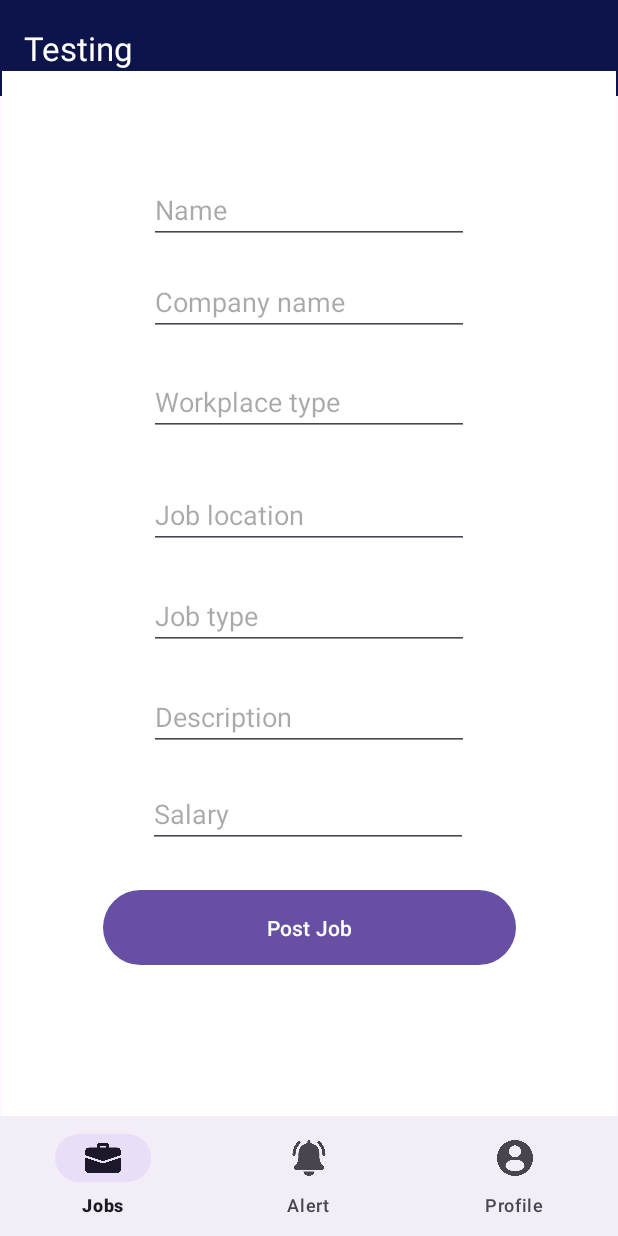
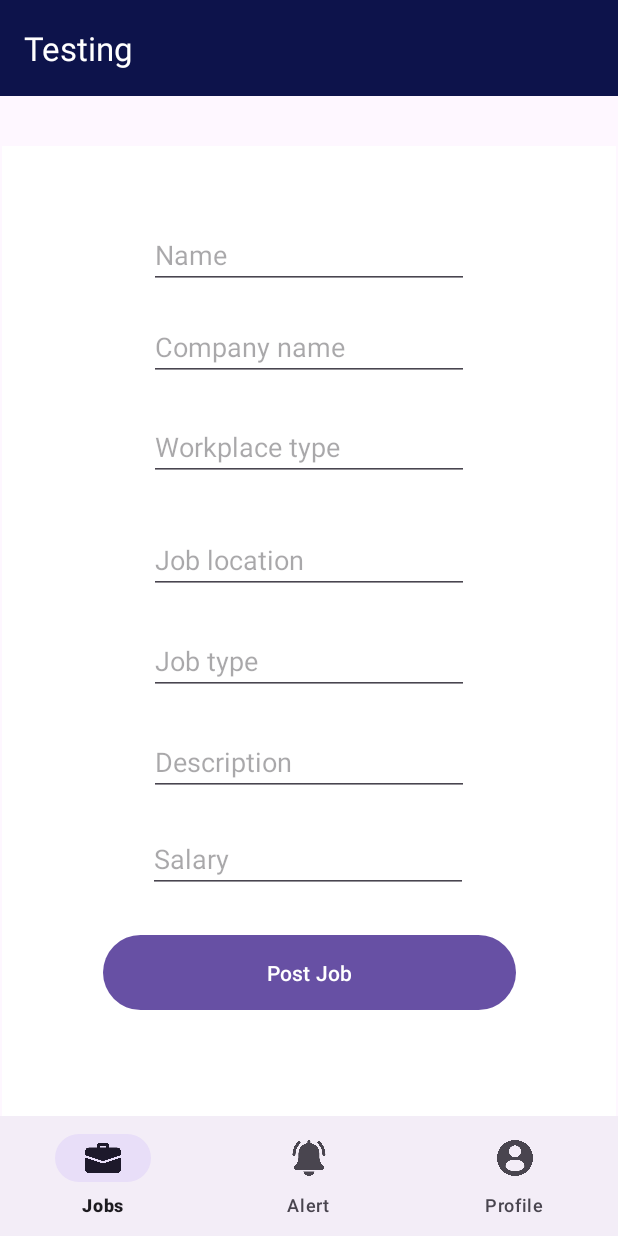
Before and after one commit to alanlowwh/JobRecruitV1, an Android app: the AddJobFragment screen opened through its navigation route, on a phone screen of 412 x 824 dp. Run offline under Robolectric (Android 15) with nearby library versions, the phone set to English and light mode, and no system bars; our stand-ins replace navigation-ui.

Commit message:
update button location

```diff
--- a/app/src/main/java/com/example/jobrecruitv1/fragments/add/AddJobFragment.kt
+++ b/app/src/main/java/com/example/jobrecruitv1/fragments/add/AddJobFragment.kt
@@ -5,7 +5,9 @@ import androidx.fragment.app.Fragment
 import android.view.LayoutInflater
 import android.view.View
 import android.view.ViewGroup
+import androidx.navigation.fragment.findNavController
 import com.example.jobrecruitv1.R
+import com.google.android.material.floatingactionbutton.FloatingActionButton
 
 
 class AddJobFragment : Fragment() {
@@ -16,7 +18,13 @@ class AddJobFragment : Fragment() {
         savedInstanceState: Bundle?
     ): View? {
         // Inflate the layout for this fragment
-        return inflater.inflate(R.layout.fragment_add_job, container, false)
+        // Inflate the layout for this fragment
+        val view = inflater.inflate(R.layout.fragment_add_job, container, false)
+
+
+
+
+        return view
     }
 
 }
--- a/app/src/main/res/layout/fragment_add_job.xml
+++ b/app/src/main/res/layout/fragment_add_job.xml
@@ -2,6 +2,7 @@
 <androidx.constraintlayout.widget.ConstraintLayout xmlns:android="http://schemas.android.com/apk/res/android"
     xmlns:app="http://schemas.android.com/apk/res-auto"
     xmlns:tools="http://schemas.android.com/tools"
+    android:layout_marginTop="50dp"
     android:layout_width="match_parent"
     android:layout_height="match_parent"
     android:background="@color/white"
@@ -11,7 +12,7 @@
         android:id="@+id/jobTitle_editText"
         android:layout_width="wrap_content"
         android:layout_height="wrap_content"
-        android:layout_marginTop="70dp"
+        android:layout_marginTop="50dp"
         android:ems="10"
         android:hint="Name"
         android:inputType="text"
--- a/app/src/main/res/layout/fragment_list_job.xml
+++ b/app/src/main/res/layout/fragment_list_job.xml
@@ -20,11 +20,10 @@
     <com.google.android.material.floatingactionbutton.FloatingActionButton
         android:id="@+id/floatingActionButton"
         android:contentDescription="Add New Job"
-
         android:layout_width="wrap_content"
         android:layout_height="wrap_content"
         android:layout_marginEnd="24dp"
-        android:layout_marginBottom="24dp"
+        android:layout_marginBottom="100dp"
 
         android:clickable="true"
         android:focusable="true"
--- a/build.gradle.kts
+++ b/build.gradle.kts
@@ -1,5 +1,5 @@
 // Top-level build file where you can add configuration options common to all sub-projects/modules.
 plugins {
-    id("com.android.application") version "8.1.0" apply false
+    id("com.android.application") version "8.1.1" apply false
     id("org.jetbrains.kotlin.android") version "1.8.0" apply false
 }
```
